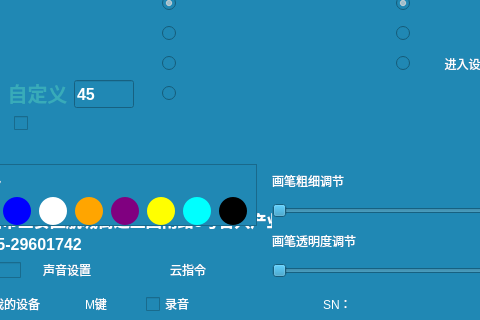
First picture: the form in EasyPointer/mainwindow.ui, repository wlffeng2008/EasyPointer, before the edit; both pictures show x 194 to 674 and y 200 to 520 of the 840 by 520 pixel window.
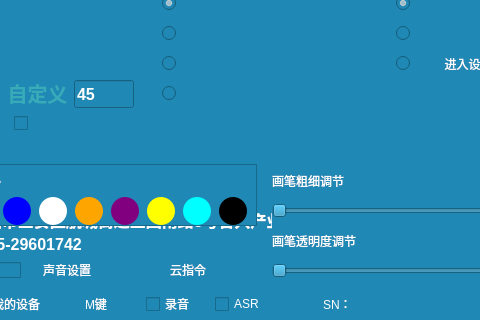
Second picture: the form after the edit. Icons and pictures are not drawn.

```diff
--- a/EasyPointer/mainwindow.ui
+++ b/EasyPointer/mainwindow.ui
@@ -2099,6 +2099,13 @@
        </property>
       </widget>
      </item>
+     <item>
+      <widget class="QCheckBox" name="checkBoxTXASR">
+       <property name="text">
+        <string>ASR</string>
+       </property>
+      </widget>
+     </item>
      <item>
       <spacer name="horizontalSpacer">
        <property name="orientation">
```
Left out of the diff: 4 changed lines with no effect on the pictures.
